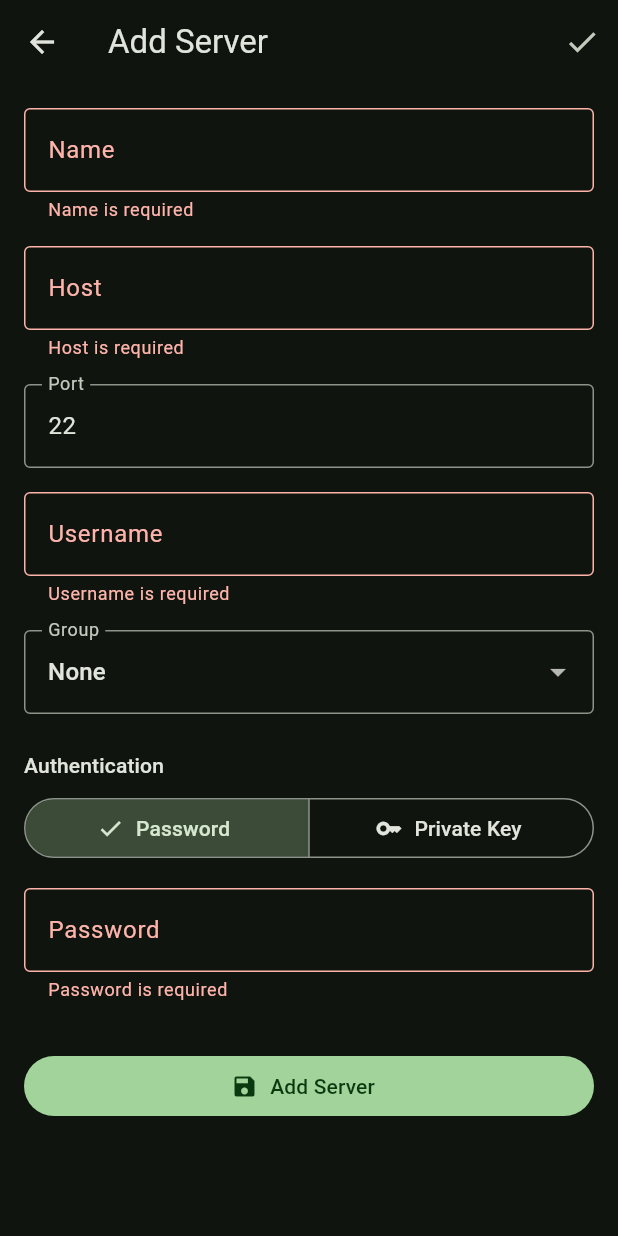
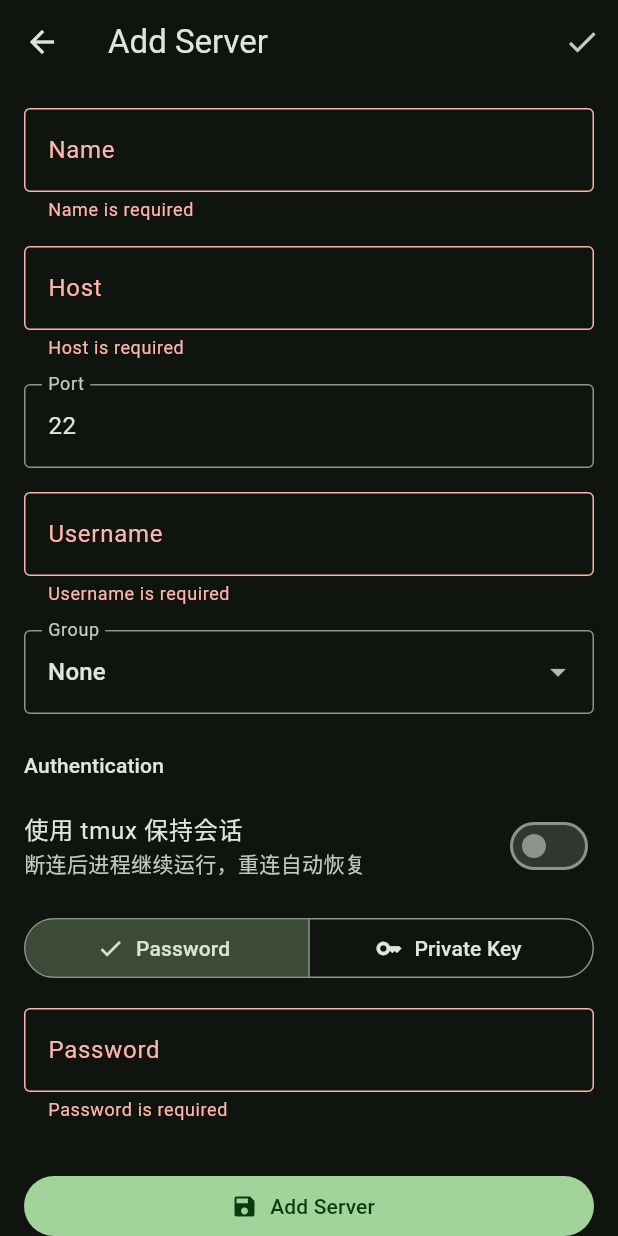
Before and after one commit to Tommickey2020gmail/tomssh, a Flutter app: the ServerEditScreen screen opened directly, after a tap on "Add Server", on a phone screen of 412 x 824 dp. Run offline on Flutter 3.47's test engine with Material 3 defaults, Android fonts, the phone set to English and light mode, and no system bars; our stand-ins replace flutter_riverpod, flutter_secure_storage, sqflite, wakelock_plus; missing offline and left inert: dartssh2, xterm; accounts and stored records are empty.

Commit message:
feat: add tmux session persistence for surviving disconnects
- Add useTmux toggle per server config
- Database migration v3: add use_tmux column to servers table
- On connect with tmux enabled, auto-run 'tmux new-session -A -s <name>'
- Reconnects auto-reattach to existing tmux session, preserving output
- SwitchListTile in server edit form with description

Co-Authored-By: Claude Opus 4.6 <noreply@anthropic.com>

```diff
--- a/lib/models/server_config.dart
+++ b/lib/models/server_config.dart
@@ -9,6 +9,7 @@ class ServerConfig {
   final AuthType authType;
   final int? groupId;
   final int sortOrder;
+  final bool useTmux;
 
   ServerConfig({
     this.id,
@@ -19,6 +20,7 @@ class ServerConfig {
     required this.authType,
     this.groupId,
     this.sortOrder = 0,
+    this.useTmux = false,
   });
 
   Map<String, dynamic> toMap() => {
@@ -30,6 +32,7 @@ class ServerConfig {
         'auth_type': authType.name,
         'group_id': groupId,
         'sort_order': sortOrder,
+        'use_tmux': useTmux ? 1 : 0,
       };
 
   factory ServerConfig.fromMap(Map<String, dynamic> map) => ServerConfig(
@@ -41,6 +44,7 @@ class ServerConfig {
         authType: AuthType.values.byName(map['auth_type'] as String),
         groupId: map['group_id'] as int?,
         sortOrder: map['sort_order'] as int? ?? 0,
+        useTmux: (map['use_tmux'] as int?) == 1,
       );
 
   ServerConfig copyWith({
@@ -52,6 +56,7 @@ class ServerConfig {
     AuthType? authType,
     int? groupId,
     int? sortOrder,
+    bool? useTmux,
   }) =>
       ServerConfig(
         id: id ?? this.id,
@@ -62,5 +67,6 @@ class ServerConfig {
         authType: authType ?? this.authType,
         groupId: groupId ?? this.groupId,
         sortOrder: sortOrder ?? this.sortOrder,
+        useTmux: useTmux ?? this.useTmux,
       );
 }
--- a/lib/screens/server_edit_screen.dart
+++ b/lib/screens/server_edit_screen.dart
@@ -29,6 +29,7 @@ class _ServerEditScreenState extends ConsumerState<ServerEditScreen> {
 
   late AuthType _authType;
   int? _groupId;
+  bool _useTmux = false;
   bool _saving = false;
   bool _loadingCredentials = true;
 
@@ -46,6 +47,7 @@ class _ServerEditScreenState extends ConsumerState<ServerEditScreen> {
     _privateKeyController = TextEditingController();
     _authType = s?.authType ?? AuthType.password;
     _groupId = s?.groupId;
+    _useTmux = s?.useTmux ?? false;
 
     if (_isEditing) {
       _loadCredentials();
@@ -97,6 +99,7 @@ class _ServerEditScreenState extends ConsumerState<ServerEditScreen> {
         authType: _authType,
         groupId: _groupId,
         sortOrder: widget.server?.sortOrder ?? 0,
+        useTmux: _useTmux,
       );
 
       int serverId;
@@ -260,6 +263,14 @@ class _ServerEditScreenState extends ConsumerState<ServerEditScreen> {
                     style: Theme.of(context).textTheme.titleSmall,
                   ),
                   const SizedBox(height: 8),
+                  SwitchListTile(
+                    contentPadding: EdgeInsets.zero,
+                    title: const Text('使用 tmux 保持会话'),
+                    subtitle: const Text('断连后进程继续运行，重连自动恢复'),
+                    value: _useTmux,
+                    onChanged: (v) => setState(() => _useTmux = v),
+                  ),
+                  const SizedBox(height: 8),
                   SizedBox(
                     width: double.infinity,
                     child: SegmentedButton<AuthType>(
--- a/lib/screens/terminal_screen.dart
+++ b/lib/screens/terminal_screen.dart
@@ -182,6 +182,14 @@ class _TerminalScreenState extends ConsumerState<TerminalScreen>
           tab.status = 'connected';
           tab.reconnectAttempts = 0; // Reset on successful connection
         });
+
+        // Auto-attach to tmux session if enabled
+        if (tab.server.useTmux) {
+          // Short delay to let shell initialize
+          await Future.delayed(const Duration(milliseconds: 500));
+          final sessionName = 'tomssh_${tab.server.name.replaceAll(RegExp(r'[^a-zA-Z0-9_]'), '_')}';
+          tab.ssh.write('tmux new-session -A -s $sessionName\n');
+        }
       }
     } catch (e) {
       if (mounted) {
--- a/lib/services/database_service.dart
+++ b/lib/services/database_service.dart
@@ -15,7 +15,7 @@ class DatabaseService {
   Future<Database> _initDatabase() async {
     final dbPath = await getDatabasesPath();
     final path = join(dbPath, 'tomssh.db');
-    return openDatabase(path, version: 2,
+    return openDatabase(path, version: 3,
         onCreate: _onCreate, onUpgrade: _onUpgrade);
   }
 
@@ -37,6 +37,7 @@ class DatabaseService {
         auth_type TEXT NOT NULL,
         group_id INTEGER,
         sort_order INTEGER DEFAULT 0,
+        use_tmux INTEGER DEFAULT 0,
         FOREIGN KEY (group_id) REFERENCES groups(id) ON DELETE SET NULL
       )
     ''');
@@ -46,6 +47,9 @@ class DatabaseService {
   Future<void> _onUpgrade(Database db, int oldVersion, int newVersion) async {
     if (oldVersion < 2) {
       await _createCommandsTable(db);
+    }
+    if (oldVersion < 3) {
+      await db.execute('ALTER TABLE servers ADD COLUMN use_tmux INTEGER DEFAULT 0');
     }
   }
 
```
